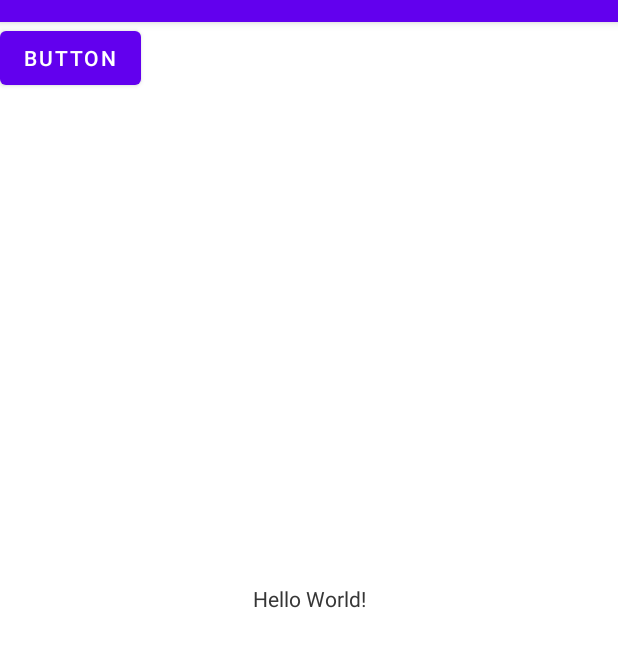
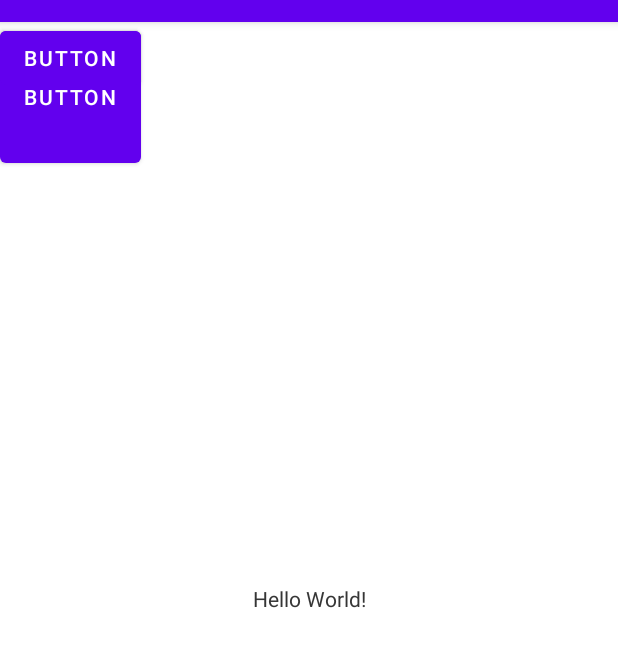
Before and after one commit to vishwas497/githubdemo, an Android app: the screen it shows after launch (MainActivity), on a phone screen of 412 x 824 dp, the part 62-729 px from its top. Run offline under Robolectric (Android 15) with nearby library versions, the phone set to English and light mode, and no system bars.

Commit message:
add button

```diff
--- a/app/src/main/res/layout/activity_main.xml
+++ b/app/src/main/res/layout/activity_main.xml
@@ -18,10 +18,19 @@
     <Button
         android:id="@+id/button"
         android:layout_width="wrap_content"
+        android:layout_height="100dp"
+        android:text="Button"
+        tools:layout_editor_absoluteX="164dp"
+        tools:layout_editor_absoluteY="274dp"
+        tools:ignore="MissingConstraints" />
+    <Button
+        android:id="@+id/button1"
+        android:layout_width="wrap_content"
         android:layout_height="wrap_content"
         android:text="Button"
         tools:layout_editor_absoluteX="164dp"
-        tools:layout_editor_absoluteY="274dp" />
+        tools:layout_editor_absoluteY="274dp"
+        tools:ignore="MissingConstraints" />
 
       <TextView
         android:layout_width="wrap_content"
```
